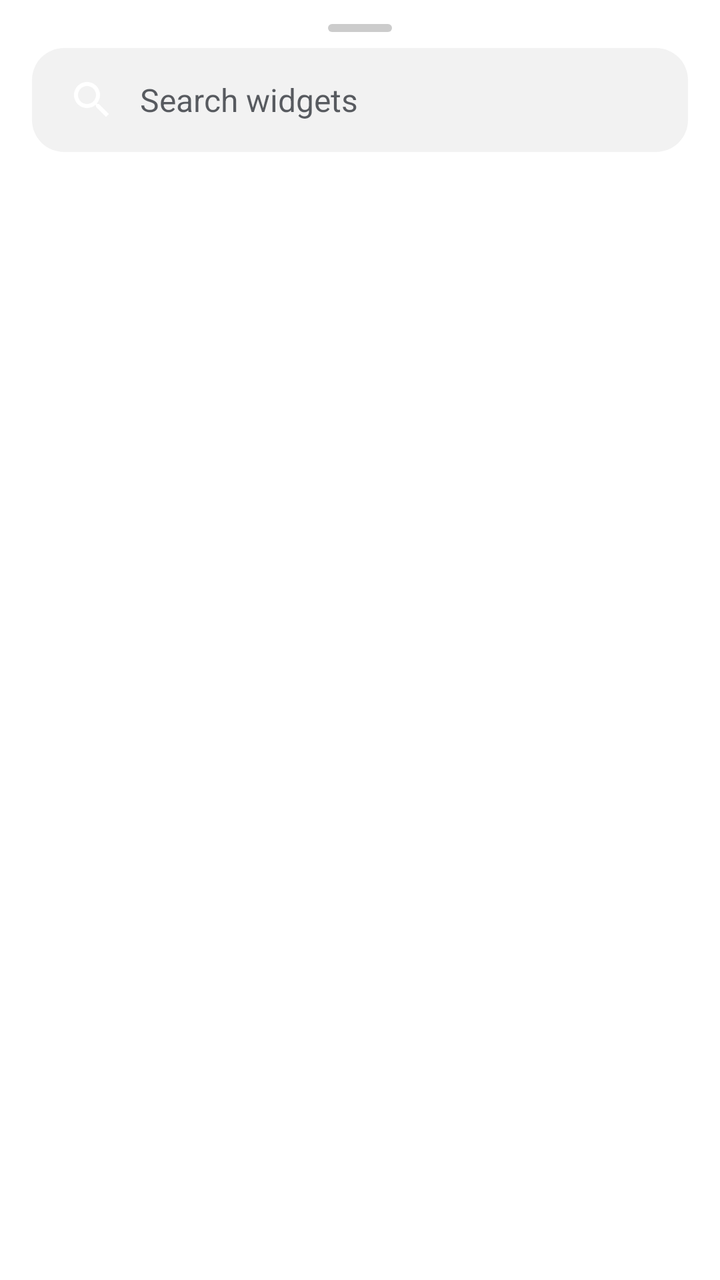
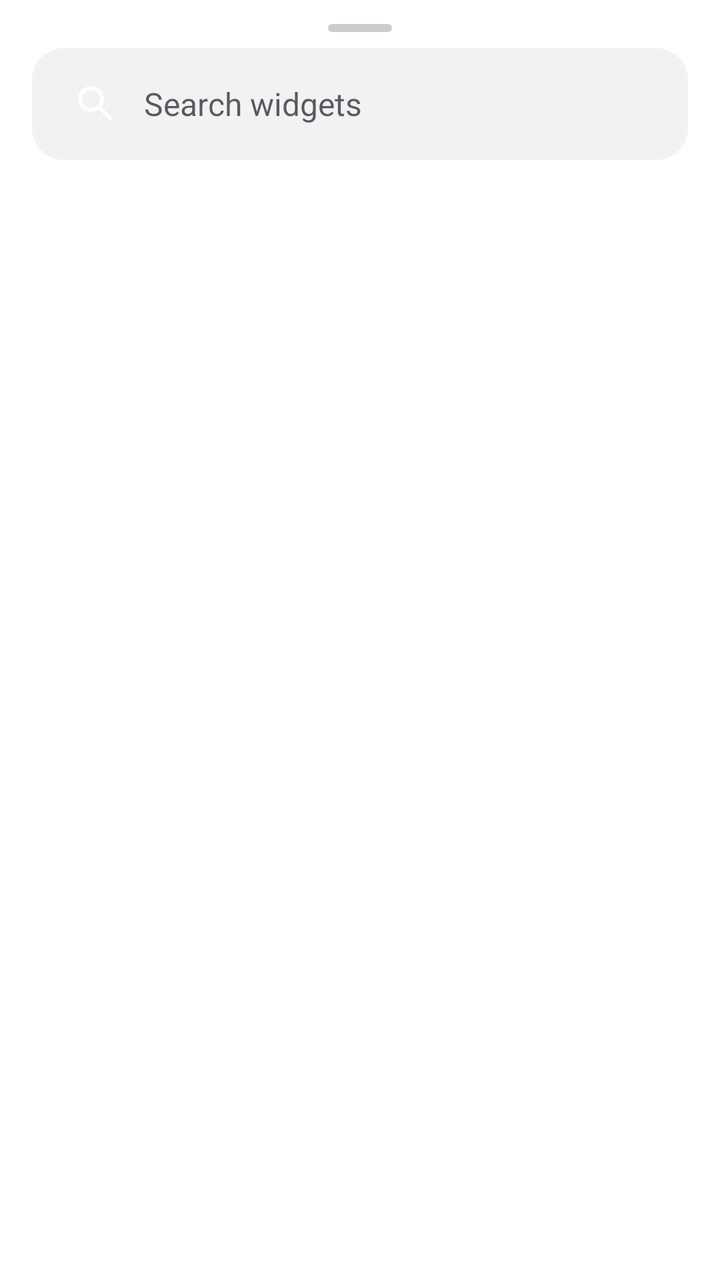

The first picture is an Android layout as it rendered before a commit; the second is the same layout after the commit. The layout source and the unified diff follow.
<!-- AndroidManifest.xml: application theme Theme.Supernova -->
<!-- res/layout/sheet_widget_picker.xml -->
<?xml version="1.0" encoding="utf-8"?>
<LinearLayout xmlns:android="http://schemas.android.com/apk/res/android"
    android:layout_width="match_parent"
    android:layout_height="wrap_content"
    android:background="@drawable/bg_sheet"
    android:orientation="vertical">

    <include layout="@layout/sheet_handle" />

    <EditText
        android:id="@+id/widgetSearch"
        android:layout_width="match_parent"
        android:layout_height="wrap_content"
        android:layout_marginHorizontal="16dp"
        android:layout_marginBottom="10dp"
        android:background="@drawable/bg_search_card"
        android:drawableStart="@drawable/ic_search"
        android:drawablePadding="12dp"
        android:hint="@string/search_widgets_hint"
        android:importantForAutofill="no"
        android:imeOptions="actionSearch"
        android:inputType="text"
        android:maxLines="1"
        android:paddingHorizontal="18dp"
        android:paddingVertical="14dp"
        android:textColor="@color/textPrimary"
        android:textColorHint="@color/textSecondary"
        android:textSize="16sp" />

    <TextView
        android:id="@+id/widgetPickerEmpty"
        android:layout_width="match_parent"
        android:layout_height="wrap_content"
        android:padding="16dp"
        android:text="@string/widget_picker_empty"
        android:textColor="@color/textPrimary"
        android:visibility="gone" />

    <androidx.recyclerview.widget.RecyclerView
        android:id="@+id/widgetPickerRecycler"
        android:layout_width="match_parent"
        android:layout_height="560dp"
        android:clipToPadding="false"
        android:paddingBottom="24dp"
        android:scrollbars="vertical" />
</LinearLayout>
<!-- res/layout/sheet_handle.xml (included above) -->
<?xml version="1.0" encoding="utf-8"?>
<View xmlns:android="http://schemas.android.com/apk/res/android"
    android:layout_width="32dp"
    android:layout_height="4dp"
    android:layout_gravity="center_horizontal"
    android:layout_marginTop="12dp"
    android:layout_marginBottom="8dp"
    android:background="@drawable/bg_sheet_handle"
    android:importantForAccessibility="no" />
<!-- resources referenced by this layout -->
<resources>
  <color name="textPrimary">#11161D</color>
  <color name="textSecondary">#B011161D</color>
  <string name="search_widgets_hint">Search widgets</string>
  <string name="widget_picker_empty">No widgets available</string>
  <color name="raised">#FFFFFF</color>
  <color name="accent">#2E89FF</color>
  <color name="rippleHighlight">#1A000000</color>
  <color name="accentBlueText">@color/accentBlue</color>
  <style name="Widget.Supernova.Button" parent="Widget.MaterialComponents.Button">
          <item name="android:textAllCaps">false</item>
          <item name="android:textSize">15sp</item>
          <item name="android:fontFamily">sans-serif-medium</item>
          <item name="android:letterSpacing">0</item>
          <item name="android:minHeight">44dp</item>
          <item name="android:paddingStart">22dp</item>
          <item name="android:paddingEnd">22dp</item>
          <item name="cornerRadius">22dp</item>
          <item name="elevation">0dp</item>
          <item name="android:stateListAnimator">@null</item>
      </style>
  <style name="Widget.Supernova.Button.Text" parent="Widget.MaterialComponents.Button.TextButton">
          <item name="android:textAllCaps">false</item>
          <item name="android:textSize">15sp</item>
          <item name="android:fontFamily">sans-serif-medium</item>
          <item name="android:letterSpacing">0</item>
          <item name="android:minHeight">44dp</item>
          <item name="android:paddingStart">16dp</item>
          <item name="android:paddingEnd">16dp</item>
          <item name="cornerRadius">22dp</item>
      </style>
  <style name="Widget.Supernova.RadioButton" parent="Widget.MaterialComponents.CompoundButton.RadioButton">
          <item name="buttonTint">@color/selection_control_tint</item>
          <item name="android:textColor">@color/textPrimary</item>
      </style>
  <style name="Widget.Supernova.Switch" parent="Widget.MaterialComponents.CompoundButton.Switch">
          <item name="android:textColor">@color/textPrimary</item>
      </style>
  <color name="surface">#FFFFFF</color>
  <color name="onAccent">#FFFFFFFF</color>
  <color name="accentBlue">#2E89FF</color>
  <style name="ShapeAppearanceOverlay.Supernova.Dialog" parent="">
          <item name="cornerFamily">rounded</item>
          <item name="cornerSize">28dp</item>
      </style>
  <style name="TextAppearance.Supernova.DialogTitle" parent="MaterialAlertDialog.MaterialComponents.Title.Text">
          <item name="android:textColor">@color/textPrimary</item>
          <item name="android:textSize">22sp</item>
          <item name="android:fontFamily">sans-serif-medium</item>
      </style>
  <style name="TextAppearance.Supernova.DialogBody" parent="MaterialAlertDialog.MaterialComponents.Body.Text">
          <item name="android:textColor">@color/textSecondary</item>
          <item name="android:textSize">15sp</item>
          <item name="android:lineSpacingMultiplier">1.15</item>
      </style>
  <style name="Widget.Supernova.Button.Dialog" parent="Widget.MaterialComponents.Button.TextButton.Dialog">
          <item name="android:textAllCaps">false</item>
          <item name="android:textColor">?attr/colorAccentOnRaised</item>
          <item name="android:textSize">15sp</item>
          <item name="android:fontFamily">sans-serif-medium</item>
          <item name="android:letterSpacing">0</item>
          <item name="android:minHeight">44dp</item>
          <item name="cornerRadius">22dp</item>
      </style>
  <!-- unchanged entries left out for length: 15 -->
</resources>

<!-- the commit's change to res/layout/sheet_widget_picker.xml (unified diff, before → after) -->
@@ -11,8 +11,8 @@
         android:id="@+id/widgetSearch"
         android:layout_width="match_parent"
         android:layout_height="wrap_content"
-        android:layout_marginHorizontal="16dp"
-        android:layout_marginBottom="10dp"
+        android:layout_marginHorizontal="@dimen/space_md"
+        android:layout_marginBottom="@dimen/space_ms"
         android:background="@drawable/bg_search_card"
         android:drawableStart="@drawable/ic_search"
         android:drawablePadding="12dp"
@@ -21,17 +21,17 @@
         android:imeOptions="actionSearch"
         android:inputType="text"
         android:maxLines="1"
-        android:paddingHorizontal="18dp"
-        android:paddingVertical="14dp"
+        android:paddingHorizontal="@dimen/space_ml"
+        android:paddingVertical="@dimen/space_md"
         android:textColor="@color/textPrimary"
         android:textColorHint="@color/textSecondary"
-        android:textSize="16sp" />
+        android:textSize="@dimen/text_body" />
 
     <TextView
         android:id="@+id/widgetPickerEmpty"
         android:layout_width="match_parent"
         android:layout_height="wrap_content"
-        android:padding="16dp"
+        android:padding="@dimen/space_md"
         android:text="@string/widget_picker_empty"
         android:textColor="@color/textPrimary"
         android:visibility="gone" />
@@ -41,7 +41,7 @@
         android:layout_width="match_parent"
         android:layout_height="560dp"
         android:clipToPadding="false"
-        android:paddingBottom="24dp"
+        android:paddingBottom="@dimen/space_lg"
         android:scrollbars="vertical" />
 </LinearLayout>
 <!-- res/layout/sheet_handle.xml (included above) -->
@@ -50,7 +50,7 @@
     android:layout_width="32dp"
     android:layout_height="4dp"
     android:layout_gravity="center_horizontal"
-    android:layout_marginTop="12dp"
-    android:layout_marginBottom="8dp"
+    android:layout_marginTop="@dimen/space_ms"
+    android:layout_marginBottom="@dimen/space_sm"
     android:background="@drawable/bg_sheet_handle"
     android:importantForAccessibility="no" />
<!-- resource entries referenced after the edit -->
@@ -2,6 +2,12 @@
 <resources>
   <color name="textPrimary">#11161D</color>
   <color name="textSecondary">#B011161D</color>
+  <dimen name="space_lg">24dp</dimen>
+  <dimen name="space_md">16dp</dimen>
+  <dimen name="space_ml">20dp</dimen>
+  <dimen name="space_ms">12dp</dimen>
+  <dimen name="space_sm">8dp</dimen>
+  <dimen name="text_body">16sp</dimen>
   <string name="search_widgets_hint">Search widgets</string>
   <string name="widget_picker_empty">No widgets available</string>
   <color name="raised">#FFFFFF</color>
@@ -10,7 +16,7 @@
   <color name="accentBlueText">@color/accentBlue</color>
   <style name="Widget.Supernova.Button" parent="Widget.MaterialComponents.Button">
           <item name="android:textAllCaps">false</item>
-          <item name="android:textSize">15sp</item>
+          <item name="android:textSize">@dimen/text_body</item>
           <item name="android:fontFamily">sans-serif-medium</item>
           <item name="android:letterSpacing">0</item>
           <item name="android:minHeight">44dp</item>
@@ -22,12 +28,12 @@
       </style>
   <style name="Widget.Supernova.Button.Text" parent="Widget.MaterialComponents.Button.TextButton">
           <item name="android:textAllCaps">false</item>
-          <item name="android:textSize">15sp</item>
+          <item name="android:textSize">@dimen/text_body</item>
           <item name="android:fontFamily">sans-serif-medium</item>
           <item name="android:letterSpacing">0</item>
           <item name="android:minHeight">44dp</item>
-          <item name="android:paddingStart">16dp</item>
-          <item name="android:paddingEnd">16dp</item>
+          <item name="android:paddingStart">@dimen/space_md</item>
+          <item name="android:paddingEnd">@dimen/space_md</item>
           <item name="cornerRadius">22dp</item>
       </style>
   <style name="Widget.Supernova.RadioButton" parent="Widget.MaterialComponents.CompoundButton.RadioButton">
@@ -46,23 +52,24 @@
       </style>
   <style name="TextAppearance.Supernova.DialogTitle" parent="MaterialAlertDialog.MaterialComponents.Title.Text">
           <item name="android:textColor">@color/textPrimary</item>
-          <item name="android:textSize">22sp</item>
+          <item name="android:textSize">@dimen/text_headline</item>
           <item name="android:fontFamily">sans-serif-medium</item>
       </style>
   <style name="TextAppearance.Supernova.DialogBody" parent="MaterialAlertDialog.MaterialComponents.Body.Text">
           <item name="android:textColor">@color/textSecondary</item>
-          <item name="android:textSize">15sp</item>
+          <item name="android:textSize">@dimen/text_body</item>
           <item name="android:lineSpacingMultiplier">1.15</item>
       </style>
   <style name="Widget.Supernova.Button.Dialog" parent="Widget.MaterialComponents.Button.TextButton.Dialog">
           <item name="android:textAllCaps">false</item>
           <item name="android:textColor">?attr/colorAccentOnRaised</item>
-          <item name="android:textSize">15sp</item>
+          <item name="android:textSize">@dimen/text_body</item>
           <item name="android:fontFamily">sans-serif-medium</item>
           <item name="android:letterSpacing">0</item>
           <item name="android:minHeight">44dp</item>
           <item name="cornerRadius">22dp</item>
       </style>
+  <dimen name="text_headline">24sp</dimen>
   <!-- unchanged entries left out for length: 15 -->
 </resources>
 
